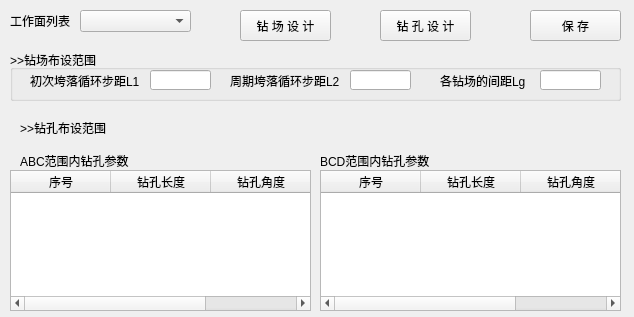
Qt form python/cbm/uifiles/high_drilling_design_dlg.ui (wyrover/cbm) before a commit.
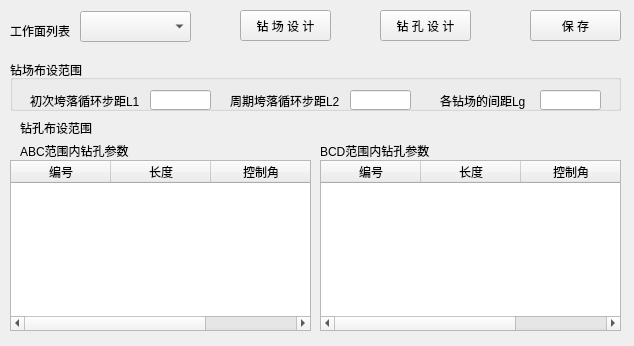
The same form after that commit. Icons and pictures are not drawn.

The edit to the form file:
```diff
--- a/python/cbm/uifiles/high_drilling_design_dlg.ui
+++ b/python/cbm/uifiles/high_drilling_design_dlg.ui
@@ -7,7 +7,7 @@
     <x>0</x>
     <y>0</y>
     <width>634</width>
-    <height>317</height>
+    <height>346</height>
    </rect>
   </property>
   <property name="windowTitle">
@@ -21,9 +21,9 @@
    <property name="geometry">
     <rect>
      <x>80</x>
-     <y>10</y>
+     <y>11</y>
      <width>111</width>
-     <height>22</height>
+     <height>31</height>
     </rect>
    </property>
   </widget>
@@ -31,7 +31,7 @@
    <property name="geometry">
     <rect>
      <x>10</x>
-     <y>10</y>
+     <y>20</y>
      <width>61</width>
      <height>21</height>
     </rect>
@@ -83,19 +83,19 @@
    <property name="geometry">
     <rect>
      <x>10</x>
-     <y>50</y>
+     <y>60</y>
      <width>611</width>
      <height>51</height>
     </rect>
    </property>
    <property name="title">
-    <string>&gt;&gt;钻场布设范围</string>
+    <string>钻场布设范围</string>
    </property>
    <widget class="QLabel" name="label_12">
     <property name="geometry">
      <rect>
       <x>430</x>
-      <y>20</y>
+      <y>30</y>
       <width>91</width>
       <height>21</height>
      </rect>
@@ -108,7 +108,7 @@
     <property name="geometry">
      <rect>
       <x>20</x>
-      <y>20</y>
+      <y>30</y>
       <width>111</width>
       <height>21</height>
      </rect>
@@ -121,7 +121,7 @@
     <property name="geometry">
      <rect>
       <x>340</x>
-      <y>20</y>
+      <y>30</y>
       <width>61</width>
       <height>20</height>
      </rect>
@@ -131,7 +131,7 @@
     <property name="geometry">
      <rect>
       <x>530</x>
-      <y>20</y>
+      <y>30</y>
       <width>61</width>
       <height>20</height>
      </rect>
@@ -141,7 +141,7 @@
     <property name="geometry">
      <rect>
       <x>140</x>
-      <y>20</y>
+      <y>30</y>
       <width>61</width>
       <height>20</height>
      </rect>
@@ -151,7 +151,7 @@
     <property name="geometry">
      <rect>
       <x>220</x>
-      <y>20</y>
+      <y>30</y>
       <width>111</width>
       <height>21</height>
      </rect>
@@ -165,7 +165,7 @@
    <property name="geometry">
     <rect>
      <x>20</x>
-     <y>150</y>
+     <y>140</y>
      <width>111</width>
      <height>21</height>
     </rect>
@@ -178,7 +178,7 @@
    <property name="geometry">
     <rect>
      <x>320</x>
-     <y>150</y>
+     <y>140</y>
      <width>111</width>
      <height>21</height>
     </rect>
@@ -191,24 +191,27 @@
    <property name="geometry">
     <rect>
      <x>10</x>
-     <y>170</y>
+     <y>160</y>
      <width>301</width>
-     <height>141</height>
+     <height>171</height>
     </rect>
    </property>
+   <property name="showGrid">
+    <bool>false</bool>
+   </property>
    <column>
     <property name="text">
-     <string>序号</string>
+     <string>编号</string>
     </property>
    </column>
    <column>
     <property name="text">
-     <string>钻孔长度</string>
+     <string>长度</string>
     </property>
    </column>
    <column>
     <property name="text">
-     <string>钻孔角度</string>
+     <string>控制角</string>
     </property>
    </column>
   </widget>
@@ -216,24 +219,24 @@
    <property name="geometry">
     <rect>
      <x>320</x>
-     <y>170</y>
+     <y>160</y>
      <width>301</width>
-     <height>141</height>
+     <height>171</height>
     </rect>
    </property>
    <column>
     <property name="text">
-     <string>序号</string>
+     <string>编号</string>
     </property>
    </column>
    <column>
     <property name="text">
-     <string>钻孔长度</string>
+     <string>长度</string>
     </property>
    </column>
    <column>
     <property name="text">
-     <string>钻孔角度</string>
+     <string>控制角</string>
     </property>
    </column>
   </widget>
@@ -247,7 +250,7 @@
     </rect>
    </property>
    <property name="text">
-    <string>&gt;&gt;钻孔布设范围</string>
+    <string>钻孔布设范围</string>
    </property>
   </widget>
  </widget>
```
Left out of the diff: 16 changed lines with no effect on the pictures.
